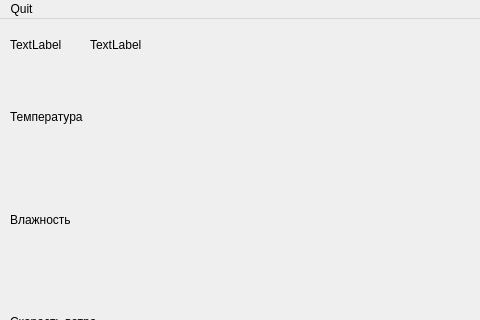
This is mainwindow.ui in Dek38/WeatherApp as Qt 5 draws it before an edit; both pictures show x 0 to 480 and y 0 to 320 of the 800 by 600 pixel window. The edited form follows.
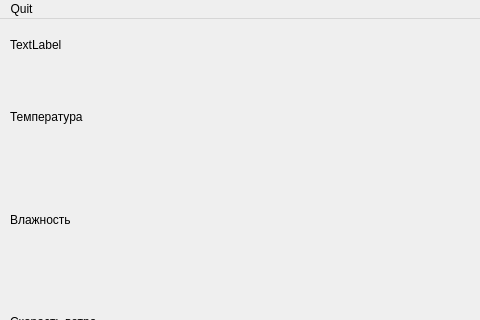
This is the edited form.

Commit message: ~ небольшие правки

What changed in the file:
```diff
--- a/mainwindow.ui
+++ b/mainwindow.ui
@@ -68,19 +68,6 @@
      </item>
     </layout>
    </widget>
-   <widget class="QLabel" name="lastUpdate">
-    <property name="geometry">
-     <rect>
-      <x>90</x>
-      <y>10</y>
-      <width>181</width>
-      <height>31</height>
-     </rect>
-    </property>
-    <property name="text">
-     <string>TextLabel</string>
-    </property>
-   </widget>
    <widget class="QListWidget" name="cityListWidget">
     <property name="geometry">
      <rect>
```
The commit also changes 2 other files.
